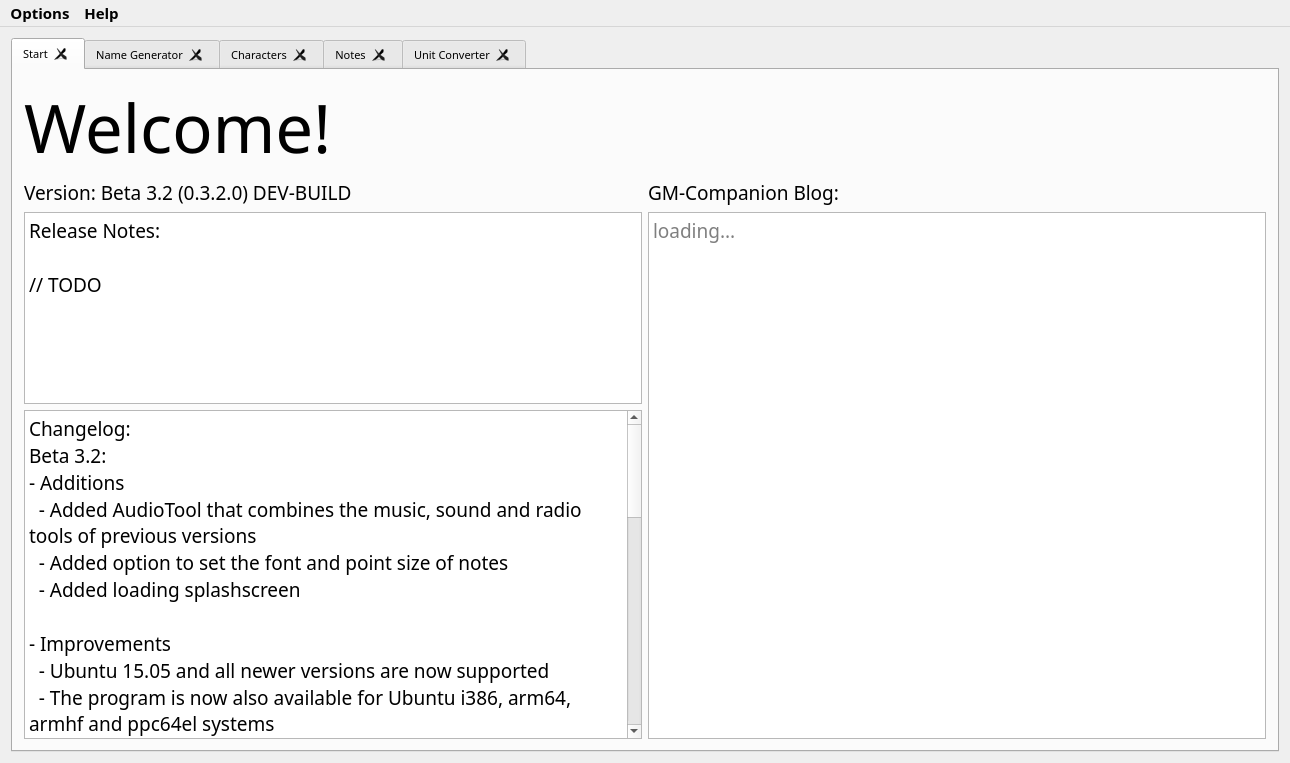
Qt form mainwindow.ui (PhilInTheGaps/GM-Companion) before a commit.
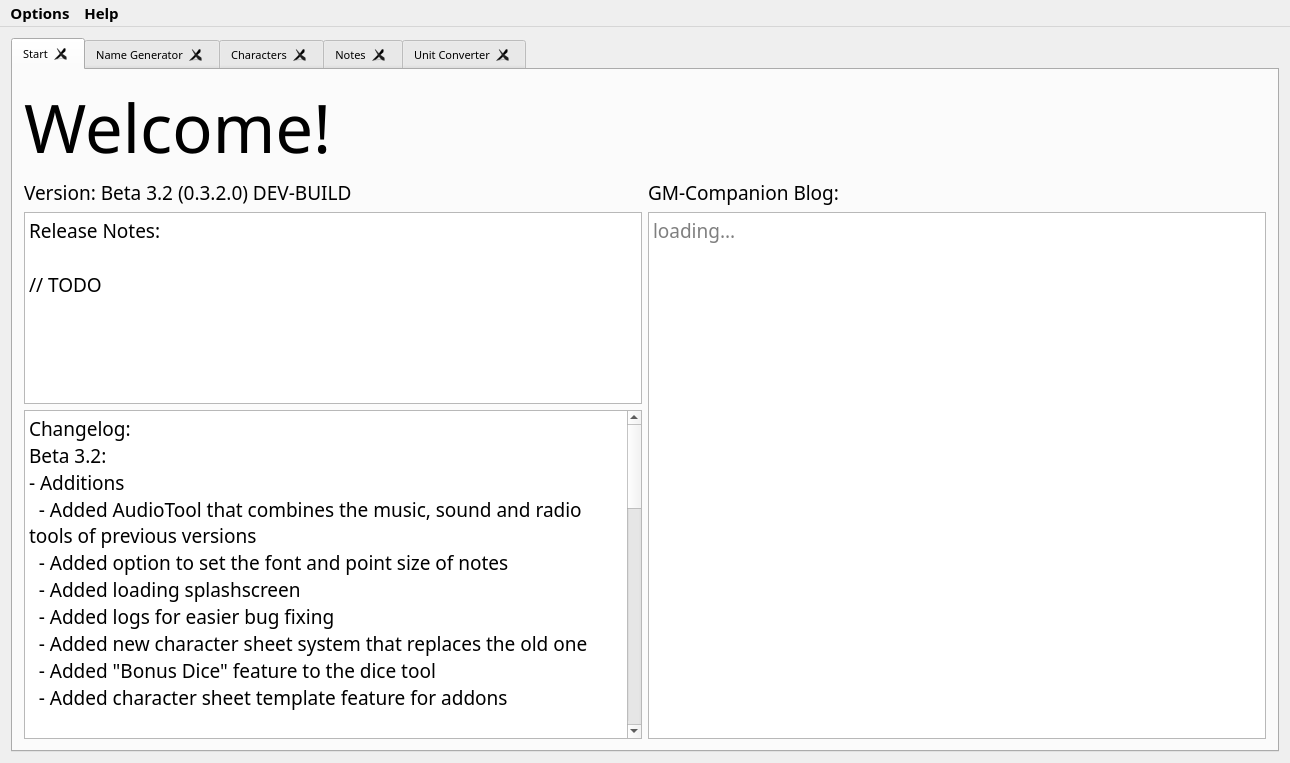
The same form after that commit. The open tabs and pages were chosen to show the change. Icons and pictures are not drawn.

```diff
--- a/mainwindow.ui
+++ b/mainwindow.ui
@@ -164,6 +164,10 @@
 &lt;p style=&quot; margin-top:0px; margin-bottom:0px; margin-left:0px; margin-right:0px; -qt-block-indent:0; text-indent:0px;&quot;&gt;&lt;span style=&quot; font-family:'MS Shell Dlg 2';&quot;&gt;  - Added AudioTool that combines the music, sound and radio tools of previous versions&lt;/span&gt;&lt;/p&gt;
 &lt;p style=&quot; margin-top:0px; margin-bottom:0px; margin-left:0px; margin-right:0px; -qt-block-indent:0; text-indent:0px;&quot;&gt;&lt;span style=&quot; font-family:'MS Shell Dlg 2';&quot;&gt;  - Added option to set the font and point size of notes&lt;/span&gt;&lt;/p&gt;
 &lt;p style=&quot; margin-top:0px; margin-bottom:0px; margin-left:0px; margin-right:0px; -qt-block-indent:0; text-indent:0px;&quot;&gt;&lt;span style=&quot; font-family:'MS Shell Dlg 2';&quot;&gt;  - Added loading splashscreen&lt;/span&gt;&lt;/p&gt;
+&lt;p style=&quot; margin-top:0px; margin-bottom:0px; margin-left:0px; margin-right:0px; -qt-block-indent:0; text-indent:0px;&quot;&gt;&lt;span style=&quot; font-family:'MS Shell Dlg 2';&quot;&gt;  - Added logs for easier bug fixing&lt;/span&gt;&lt;/p&gt;
+&lt;p style=&quot; margin-top:0px; margin-bottom:0px; margin-left:0px; margin-right:0px; -qt-block-indent:0; text-indent:0px;&quot;&gt;&lt;span style=&quot; font-family:'MS Shell Dlg 2';&quot;&gt;  - Added new character sheet system that replaces the old one&lt;/span&gt;&lt;/p&gt;
+&lt;p style=&quot; margin-top:0px; margin-bottom:0px; margin-left:0px; margin-right:0px; -qt-block-indent:0; text-indent:0px;&quot;&gt;&lt;span style=&quot; font-family:'MS Shell Dlg 2';&quot;&gt;  - Added &amp;quot;Bonus Dice&amp;quot; feature to the dice tool&lt;/span&gt;&lt;/p&gt;
+&lt;p style=&quot; margin-top:0px; margin-bottom:0px; margin-left:0px; margin-right:0px; -qt-block-indent:0; text-indent:0px;&quot;&gt;&lt;span style=&quot; font-family:'MS Shell Dlg 2';&quot;&gt;  - Added character sheet template feature for addons&lt;/span&gt;&lt;/p&gt;
 &lt;p style=&quot;-qt-paragraph-type:empty; margin-top:0px; margin-bottom:0px; margin-left:0px; margin-right:0px; -qt-block-indent:0; text-indent:0px; font-family:'MS Shell Dlg 2';&quot;&gt;&lt;br /&gt;&lt;/p&gt;
 &lt;p style=&quot; margin-top:0px; margin-bottom:0px; margin-left:0px; margin-right:0px; -qt-block-indent:0; text-indent:0px;&quot;&gt;&lt;span style=&quot; font-family:'MS Shell Dlg 2';&quot;&gt;- Improvements&lt;/span&gt;&lt;/p&gt;
 &lt;p style=&quot; margin-top:0px; margin-bottom:0px; margin-left:0px; margin-right:0px; -qt-block-indent:0; text-indent:0px;&quot;&gt;&lt;span style=&quot; font-family:'MS Shell Dlg 2';&quot;&gt;  - Ubuntu 15.05 and all newer versions are now supported&lt;/span&gt;&lt;/p&gt;
```
Left out of the diff: 2 changed lines with no effect on the pictures.
